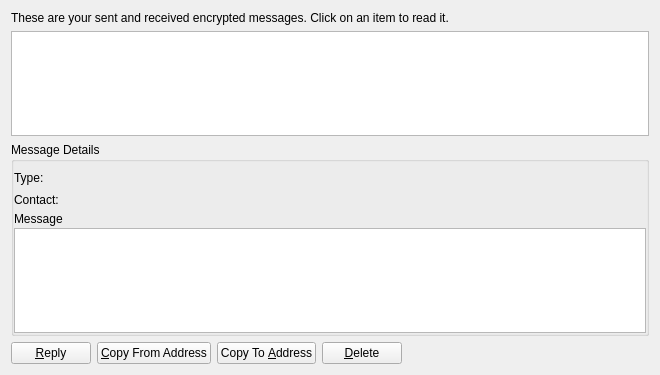
NoirX/NoirShares-v2-old, file src/qt/forms/messagepage.ui: the form before one commit.
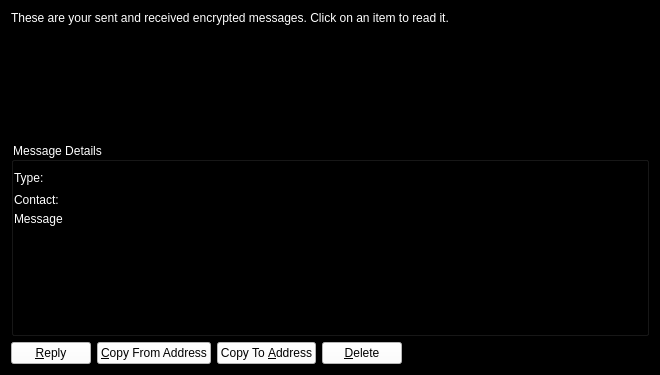
The form after the commit. Icons and pictures are not drawn.

Patch:
```diff
--- a/src/qt/forms/messagepage.ui
+++ b/src/qt/forms/messagepage.ui
@@ -13,6 +13,10 @@
   <property name="windowTitle">
    <string>Address Book</string>
   </property>
+  <property name="styleSheet">
+   <string notr="true">background-color: rgb(0, 0, 0);
+color: rgb(255, 255, 255);</string>
+  </property>
   <layout class="QVBoxLayout" name="verticalLayout_2">
    <item>
     <widget class="QLabel" name="labelExplanation">
@@ -153,6 +157,9 @@
         </item>
         <item>
          <widget class="QPlainTextEdit" name="message">
+          <property name="styleSheet">
+           <string notr="true"/>
+          </property>
           <property name="readOnly">
            <bool>true</bool>
           </property>
@@ -168,6 +175,10 @@
          <property name="toolTip">
           <string>Sign a message to prove you own a NoirShares address</string>
          </property>
+         <property name="styleSheet">
+          <string notr="true">background-color: rgb(255, 255, 255);
+color: rgb(0, 0, 0);</string>
+         </property>
          <property name="text">
           <string>&amp;Reply</string>
          </property>
@@ -182,6 +193,10 @@
          <property name="toolTip">
           <string>Copy the currently selected address to the system clipboard</string>
          </property>
+         <property name="styleSheet">
+          <string notr="true">background-color: rgb(255, 255, 255);
+color: rgb(0, 0, 0);</string>
+         </property>
          <property name="text">
           <string>&amp;Copy From Address</string>
          </property>
@@ -196,6 +211,10 @@
          <property name="toolTip">
           <string>Copy the currently selected address to the system clipboard</string>
          </property>
+         <property name="styleSheet">
+          <string notr="true">background-color: rgb(255, 255, 255);
+color: rgb(0, 0, 0);</string>
+         </property>
          <property name="text">
           <string>Copy To &amp;Address</string>
          </property>
@@ -210,6 +229,10 @@
          <property name="toolTip">
           <string>Delete the currently selected address from the list</string>
          </property>
+         <property name="styleSheet">
+          <string notr="true">background-color: rgb(255, 255, 255);
+color: rgb(0, 0, 0);</string>
+         </property>
          <property name="text">
           <string>&amp;Delete</string>
          </property>
```
